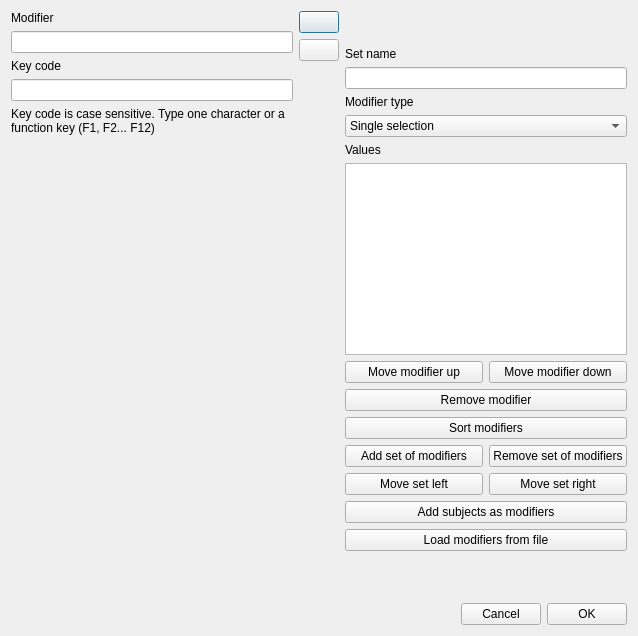
Qt form boris/add_modifier.ui (olivierfriard/BORIS) before a commit.
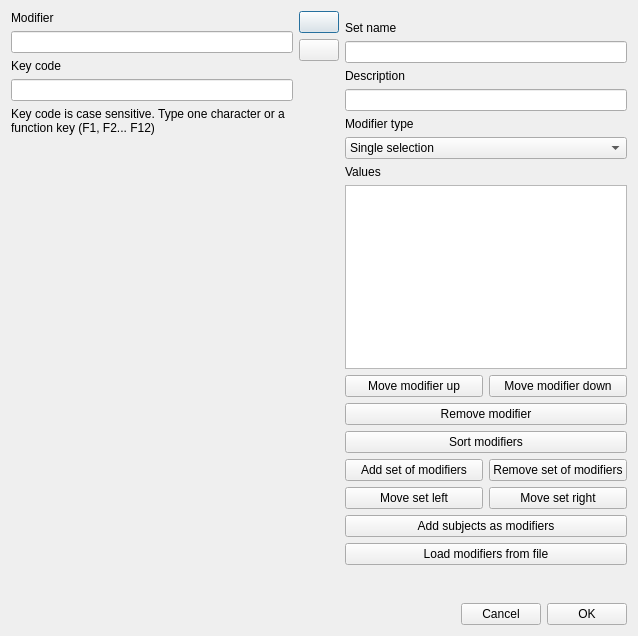
The same form after that commit.

Commit message: improved ODX import; added description field to modifier sets

Diff of the .ui file:
```diff
--- a/boris/add_modifier.ui
+++ b/boris/add_modifier.ui
@@ -133,6 +133,16 @@
          <item>
           <widget class="QLineEdit" name="leSetName"/>
          </item>
+         <item>
+          <widget class="QLabel" name="label">
+           <property name="text">
+            <string>Description</string>
+           </property>
+          </widget>
+         </item>
+         <item>
+          <widget class="QLineEdit" name="le_set_description"/>
+         </item>
          <item>
           <widget class="QLabel" name="lbType">
            <property name="text">
```
The commit also changes 8 other files.
